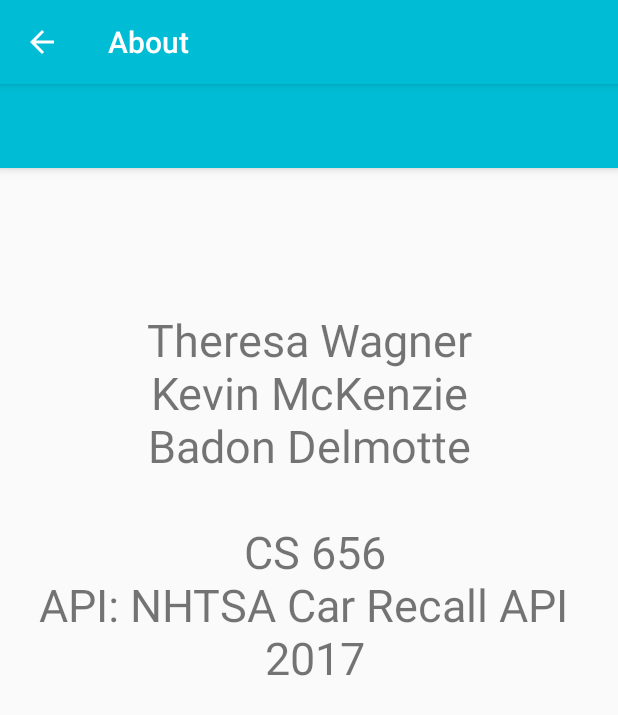
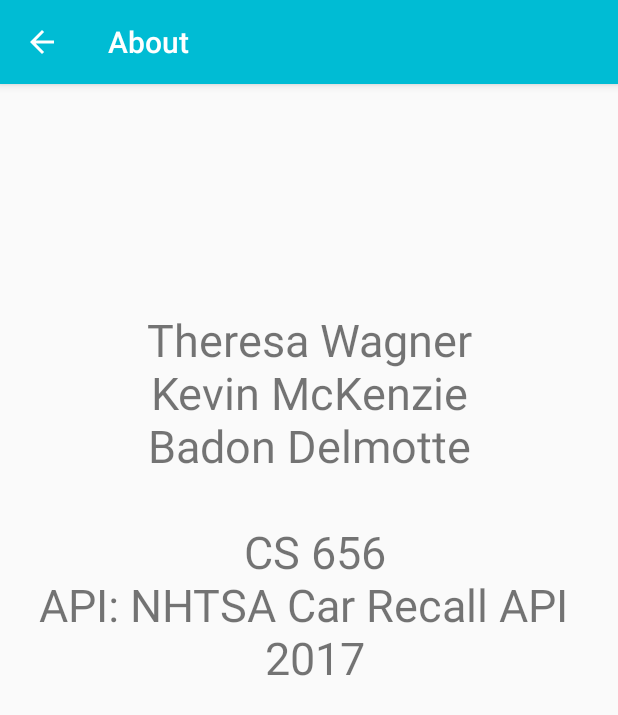
Before and after one commit to kevmck/CS656, an Android app: the About screen opened directly, with no data from a screen before it, on a phone screen of 412 x 824 dp. Shown: the top 715 px of the screen. Run offline under Robolectric (Android 15) with nearby library versions, the phone set to English and light mode, and no system bars.

Commit message:
Minor update.
Changed view of "About" page

```diff
--- a/CRI/app/src/main/java/cs656/cri/carSearch.java
+++ b/CRI/app/src/main/java/cs656/cri/carSearch.java
@@ -52,8 +52,11 @@ public class carSearch extends AppCompatActivity {
 
 */
         this.mYearSpinner = (Spinner) this.findViewById(R.id.spinner);
+        mYearSpinner.setSelection(0, false);
         this.mMakeSpinner = (Spinner) this.findViewById(R.id.spinner2);
+        mMakeSpinner.setSelection(0, false);
         this.mModelSpinner = (Spinner) this.findViewById(R.id.spinner3);
+        mModelSpinner.setSelection(0, false);
         FloatingActionButton fab = (FloatingActionButton) findViewById(R.id.fab);
         fab.setOnClickListener(new View.OnClickListener() {
             @Override
--- a/CRI/app/src/main/res/layout/activity_about.xml
+++ b/CRI/app/src/main/res/layout/activity_about.xml
@@ -11,12 +11,6 @@
         android:layout_height="wrap_content"
         android:theme="@style/AppTheme.AppBarOverlay">
 
-        <android.support.v7.widget.Toolbar
-            android:id="@+id/toolbar"
-            android:layout_width="match_parent"
-            android:layout_height="?attr/actionBarSize"
-            app:popupTheme="@style/AppTheme.PopupOverlay" />
-
     </android.support.design.widget.AppBarLayout>
 
     <TextView
--- a/CRI/app/src/main/res/layout/activity_search_results.xml
+++ b/CRI/app/src/main/res/layout/activity_search_results.xml
@@ -8,9 +8,9 @@
     tools:context="cs656.cri.SearchResults">
 
     <TextView
-        android:id="@+id/textView4"
-        android:layout_width="356dp"
-        android:layout_height="469dp"
+        android:id="@+id/searchResults"
+        android:layout_width="314dp"
+        android:layout_height="411dp"
         android:text="TextView"
         tools:layout_editor_absoluteX="16dp"
         tools:layout_editor_absoluteY="31dp" />
```
